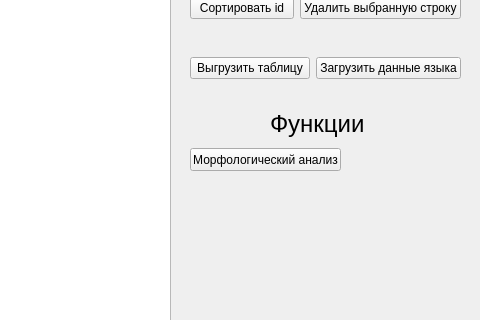
The window that second_sep.ui (mosheadd/QtLang) describes before a commit, drawn with Qt 5; both pictures show x 320 to 800 and y 151 to 471 of the 800 by 673 pixel window.
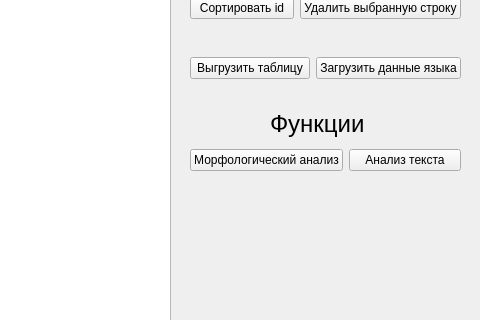
The same window after the commit.

Patch:
```diff
--- a/second_sep.ui
+++ b/second_sep.ui
@@ -212,18 +212,31 @@
      <string>Функции</string>
     </property>
    </widget>
-   <widget class="QPushButton" name="pushButton_7">
+   <widget class="QWidget" name="">
     <property name="geometry">
      <rect>
       <x>510</x>
       <y>280</y>
-      <width>151</width>
-      <height>23</height>
+      <width>271</width>
+      <height>25</height>
      </rect>
     </property>
+    <layout class="QHBoxLayout" name="horizontalLayout_4">
+     <item>
+      <widget class="QPushButton" name="pushButton_7">
     <property name="text">
      <string>Морфологический анализ</string>
     </property>
+      </widget>
+     </item>
+     <item>
+      <widget class="QPushButton" name="pushButton_9">
+       <property name="text">
+        <string>Анализ текста</string>
+       </property>
+      </widget>
+     </item>
+    </layout>
    </widget>
   </widget>
   <widget class="QMenuBar" name="menubar">
```
Lines whose indentation alone changed are shown as unchanged.
